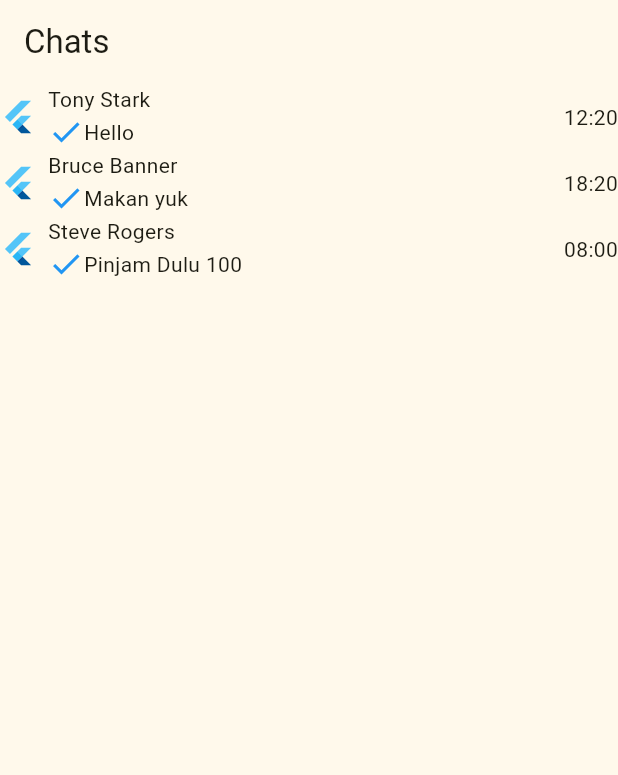
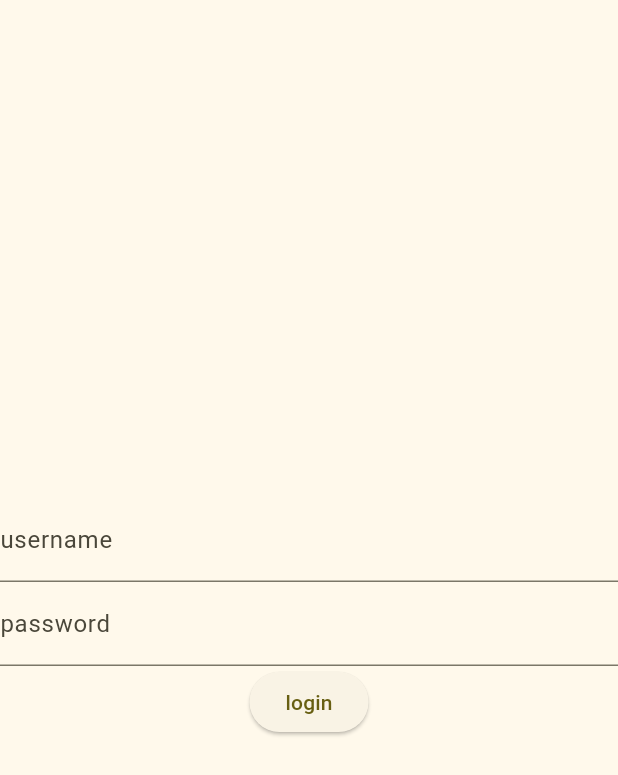
Before and after one commit to kanaydo/whatsup, a Flutter app: the screen it shows after launch, on a phone screen of 412 x 824 dp. Shown: the top 775 px of the screen. Run offline on Flutter 3.47's test engine with Material 3 defaults, Android fonts, the phone set to English and light mode, and no system bars.

Commit message:
adding login page

```diff
--- /dev/null
+++ b/lib/login_page.dart
@@ -0,0 +1,59 @@
+import 'package:flutter/material.dart';
+
+class LoginPage extends StatelessWidget {
+  LoginPage({super.key});
+
+  TextEditingController usernameController = TextEditingController();
+  TextEditingController passwordController = TextEditingController();
+
+  @override
+  Widget build(BuildContext context) {
+    return Scaffold(
+      body: Column(
+        mainAxisAlignment: MainAxisAlignment.center,
+        children: [
+          TextField(
+            controller: usernameController,
+            decoration: InputDecoration(
+              label: Text('username')
+            ),
+          ),
+          TextField(
+            controller: passwordController,
+            obscureText: true,
+            decoration: InputDecoration(
+                label: Text('password')
+            ),
+          ),
+          ElevatedButton(
+              onPressed: () {
+                String username = usernameController.text;
+                String password = passwordController.text;
+
+                // password absen: password
+
+                if (username == 'admin' && password == 'admin') {
+                  // benar
+                  final snackBar = SnackBar(
+                    backgroundColor: Colors.green,
+                    content: Text('Berhasil Login')
+                  );
+                  ScaffoldMessenger.of(context).showSnackBar(snackBar);
+                } else {
+                  // salah
+                  final snackBar = SnackBar(
+                      backgroundColor: Colors.red,
+                      content: Text('Username dan password salah')
+                  );
+                  ScaffoldMessenger.of(context).showSnackBar(snackBar);
+                }
+
+
+              },
+              child: Text('login')
+          )
+        ],
+      ),
+    );
+  }
+}
--- a/lib/main.dart
+++ b/lib/main.dart
@@ -1,5 +1,7 @@
 import 'package:flutter/material.dart';
 import 'package:whatsup/chat_item.dart';
+
+import 'login_page.dart';
 
 void main() {
   runApp(const MyApp());
@@ -16,7 +18,7 @@
         colorScheme: ColorScheme.fromSeed(seedColor: Colors.yellow),
         useMaterial3: true,
       ),
-      home: HomePage(),
+      home: LoginPage(),
     );
   }
 }
```
